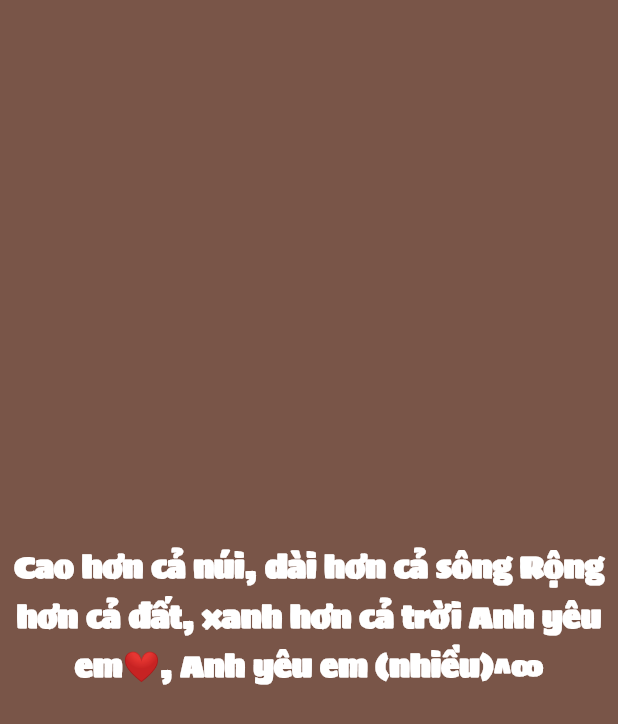
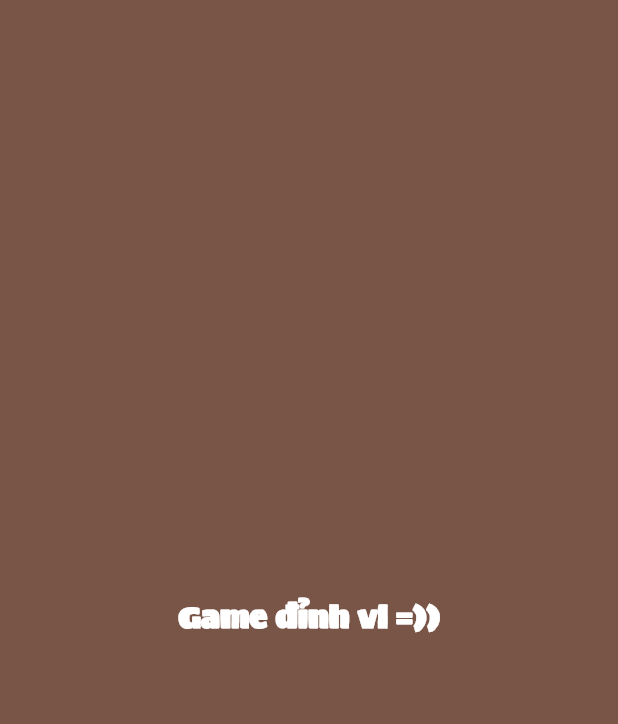
Before and after one commit to nguyenletrongnhanofficial/flappy_ngan, a Flutter app: the Cover widget shown alone on an empty page, opened directly, on a phone screen of 412 x 824 dp. Shown: the top 724 px of the screen. Run offline on Flutter 3.47's test engine with Material 2 defaults, Android fonts, the light colour scheme and no system bars; our stand-ins replace audioplayers, hive, hive_flutter; accounts and stored records are empty; statements that could not run were skipped.

Commit message:
add backup file

```diff
--- a/lib/layouts/widgets/widget_cover.dart
+++ b/lib/layouts/widgets/widget_cover.dart
@@ -13,7 +13,8 @@ class Cover extends StatelessWidget {
       child: Padding(
         padding: const EdgeInsets.all(8.0),
         child: Text(
-          "Cao hơn cả núi, dài hơn cả sông Rộng hơn cả đất, xanh hơn cả trời Anh yêu em❤️, Anh yêu em (nhiều)^∞",
+          // "Cao hơn cả núi, dài hơn cả sông Rộng hơn cả đất, xanh hơn cả trời Anh yêu em❤️, Anh yêu em (nhiều)^∞",
+          "Game đỉnh vl =))",
           textAlign: TextAlign.center,
           style: TextStyle(
               color: Colors.white,
```
Also changed, not shown: assets/pics/backup_new/bird.png (added), assets/pics/backup_new/blue.png (added), assets/pics/backup_new/green.png (added), assets/pics/backup_new/icon.png (added), assets/pics/backup_new/nhancuoi.png (added), assets/pics/blue.png.
